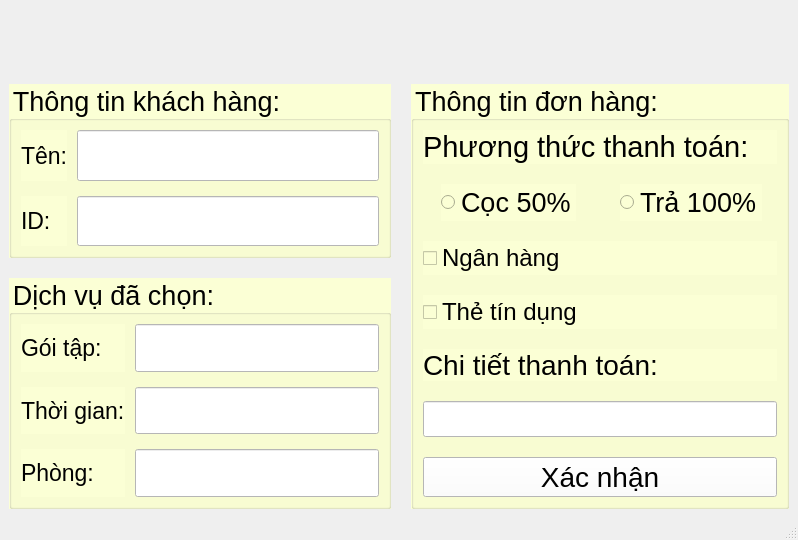
Qt form ui/payment/payment.ui (nguyenbphan12001-rimzy/Do-an-cuoi-ki-Nhom8_KTLT) before a commit.
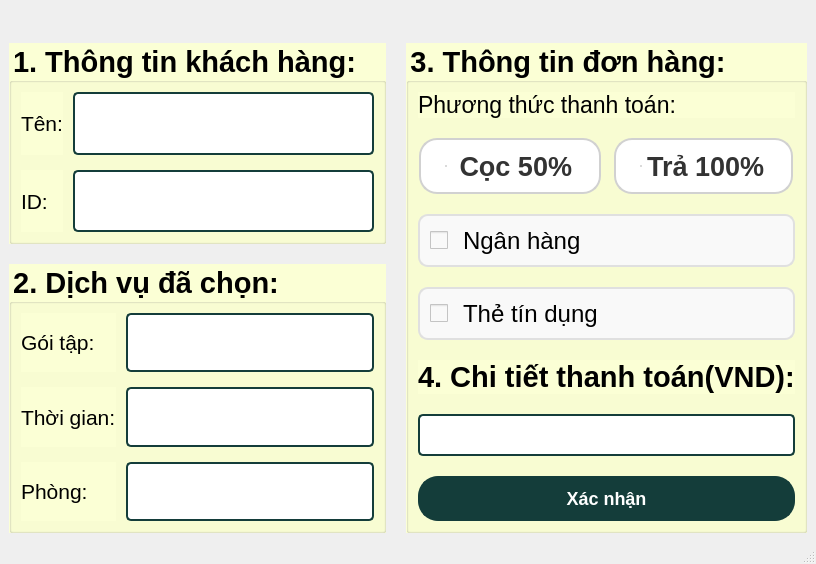
The same form after that commit. Icons and pictures are not drawn.

```diff
--- a/ui/payment/payment.ui
+++ b/ui/payment/payment.ui
@@ -36,14 +36,16 @@
        <widget class="QGroupBox" name="groupBox">
         <property name="font">
          <font>
-          <pointsize>20</pointsize>
+          <pointsize>22</pointsize>
+          <weight>75</weight>
+          <bold>true</bold>
          </font>
         </property>
         <property name="styleSheet">
          <string notr="true">background-color: rgb(251, 255, 213)</string>
         </property>
         <property name="title">
-         <string>Thông tin khách hàng:</string>
+         <string>1. Thông tin khách hàng:</string>
         </property>
         <layout class="QVBoxLayout" name="verticalLayout_3">
          <item>
@@ -58,7 +60,7 @@
             <widget class="QLabel" name="label_2">
              <property name="font">
               <font>
-               <pointsize>17</pointsize>
+               <pointsize>16</pointsize>
               </font>
              </property>
              <property name="text">
@@ -70,7 +72,7 @@
             <widget class="QLabel" name="label_3">
              <property name="font">
               <font>
-               <pointsize>17</pointsize>
+               <pointsize>16</pointsize>
               </font>
              </property>
              <property name="text">
@@ -88,11 +90,14 @@
              </property>
              <property name="font">
               <font>
-               <pointsize>20</pointsize>
+               <pointsize>18</pointsize>
               </font>
              </property>
              <property name="styleSheet">
-              <string notr="true">background-color: rgb(255, 255, 255);</string>
+              <string notr="true">border: 2px solid #143d3a; /* Màu xanh đậm của header */
+border-radius: 5px;
+padding: 5px;
+background-color: white;</string>
              </property>
             </widget>
            </item>
@@ -106,11 +111,14 @@
              </property>
              <property name="font">
               <font>
-               <pointsize>20</pointsize>
+               <pointsize>18</pointsize>
               </font>
              </property>
              <property name="styleSheet">
-              <string notr="true">background-color: rgb(255, 255, 255);</string>
+              <string notr="true">border: 2px solid #143d3a; /* Màu xanh đậm của header */
+border-radius: 5px;
+padding: 5px;
+background-color: white;</string>
              </property>
             </widget>
            </item>
@@ -123,14 +131,16 @@
        <widget class="QGroupBox" name="groupBox_2">
         <property name="font">
          <font>
-          <pointsize>20</pointsize>
+          <pointsize>22</pointsize>
+          <weight>75</weight>
+          <bold>true</bold>
          </font>
         </property>
         <property name="styleSheet">
          <string notr="true">background-color: rgb(251, 255, 213)</string>
         </property>
         <property name="title">
-         <string>Dịch vụ đã chọn:</string>
+         <string>2. Dịch vụ đã chọn:</string>
         </property>
         <layout class="QVBoxLayout" name="verticalLayout_2">
          <item>
@@ -145,7 +155,7 @@
             <widget class="QLabel" name="label_6">
              <property name="font">
               <font>
-               <pointsize>17</pointsize>
+               <pointsize>16</pointsize>
               </font>
              </property>
              <property name="text">
@@ -163,11 +173,14 @@
              </property>
              <property name="font">
               <font>
-               <pointsize>20</pointsize>
+               <pointsize>18</pointsize>
               </font>
              </property>
              <property name="styleSheet">
-              <string notr="true">background-color: rgb(255, 255, 255);</string>
+              <string notr="true">border: 2px solid #143d3a; /* Màu xanh đậm của header */
+border-radius: 5px;
+padding: 5px;
+background-color: white;</string>
              </property>
             </widget>
            </item>
@@ -181,11 +194,14 @@
              </property>
              <property name="font">
               <font>
-               <pointsize>20</pointsize>
+               <pointsize>18</pointsize>
               </font>
              </property>
              <property name="styleSheet">
-              <string notr="true">background-color: rgb(255, 255, 255);</string>
+              <string notr="true">border: 2px solid #143d3a; /* Màu xanh đậm của header */
+border-radius: 5px;
+padding: 5px;
+background-color: white;</string>
              </property>
             </widget>
            </item>
@@ -199,11 +215,14 @@
              </property>
              <property name="font">
               <font>
-               <pointsize>20</pointsize>
+               <pointsize>16</pointsize>
               </font>
              </property>
              <property name="styleSheet">
-              <string notr="true">background-color: rgb(255, 255, 255);</string>
+              <string notr="true">border: 2px solid #143d3a; /* Màu xanh đậm của header */
+border-radius: 5px;
+padding: 5px;
+background-color: white;</string>
              </property>
             </widget>
            </item>
@@ -211,7 +230,7 @@
             <widget class="QLabel" name="label_4">
              <property name="font">
               <font>
-               <pointsize>17</pointsize>
+               <pointsize>16</pointsize>
               </font>
              </property>
              <property name="text">
@@ -223,7 +242,7 @@
             <widget class="QLabel" name="label_5">
              <property name="font">
               <font>
-               <pointsize>17</pointsize>
+               <pointsize>16</pointsize>
               </font>
              </property>
              <property name="text">
@@ -246,14 +265,16 @@
         </property>
         <property name="font">
          <font>
-          <pointsize>20</pointsize>
+          <pointsize>22</pointsize>
+          <weight>75</weight>
+          <bold>true</bold>
          </font>
         </property>
         <property name="styleSheet">
          <string notr="true">background-color: rgb(251, 255, 213)</string>
         </property>
         <property name="title">
-         <string>Thông tin đơn hàng:</string>
+         <string>3. Thông tin đơn hàng:</string>
         </property>
         <layout class="QVBoxLayout" name="verticalLayout_4">
          <item>
@@ -275,8 +296,39 @@
              <property name="font">
               <font>
                <pointsize>20</pointsize>
+               <weight>75</weight>
+               <bold>true</bold>
               </font>
              </property>
+             <property name="styleSheet">
+              <string notr="true">/* 1. Trạng thái bình thường */
+QRadioButton {
+    padding: 10px 25px;
+    border-radius: 18px;
+    border: 2px solid #d1d1d1;
+    background-color: white;
+    color: #333;
+    font-weight: bold;
+}
+
+/* 2. Khi rê chuột vào (Hover) */
+QRadioButton:hover {
+    background-color: #f0fdfa;
+    border-color: #143d3a;
+}
+
+/* 3. Khi được chọn (Checked) */
+QRadioButton:checked {
+    color: white;
+    background-color: #143d3a;
+    border-color: #143d3a;
+}
+
+/* 4. Ẩn cái chấm tròn mặc định */
+QRadioButton::indicator {
+    width: 0px;
+}</string>
+             </property>
              <property name="text">
               <string>Trả 100%</string>
              </property>
@@ -292,7 +344,7 @@
              </property>
              <property name="font">
               <font>
-               <pointsize>22</pointsize>
+               <pointsize>17</pointsize>
               </font>
              </property>
              <property name="text">
@@ -313,6 +365,34 @@
                <pointsize>18</pointsize>
               </font>
              </property>
+             <property name="styleSheet">
+              <string notr="true">/* Trạng thái bình thường */
+QCheckBox {
+    spacing: 15px;      /* Khoảng cách giữa ô check và chữ */
+    padding: 10px;      /* Tạo khoảng trống bên trong thẻ */
+    background-color: #f9f9f9;
+    border: 2px solid #e0e0e0;
+    border-radius: 10px;
+}
+
+/* Khi di chuột qua (Hover) */
+QCheckBox:hover {
+    border-color: #143d3a;
+    background-color: #f0f7f6;
+}
+
+/* Khi được TÍCH CHỌN (Quan trọng nhất) */
+QCheckBox:checked {
+    border: 2px solid #143d3a;
+    background-color: #e8f2f1;
+}
+
+/* Ẩn cái ô vuông mặc định đi để nhìn cho sạch (Tùy chọn) */
+QCheckBox::indicator {
+    width: 18px;
+    height: 18px;
+}</string>
+             </property>
              <property name="text">
               <string>Ngân hàng</string>
              </property>
@@ -322,8 +402,8 @@
              </property>
              <property name="iconSize">
               <size>
-               <width>25</width>
-               <height>25</height>
+               <width>60</width>
+               <height>60</height>
               </size>
              </property>
             </widget>
@@ -336,13 +416,50 @@
                <verstretch>0</verstretch>
               </sizepolicy>
              </property>
+             <property name="minimumSize">
+              <size>
+               <width>0</width>
+               <height>0</height>
+              </size>
+             </property>
              <property name="font">
               <font>
                <pointsize>20</pointsize>
+               <weight>75</weight>
+               <bold>true</bold>
               </font>
              </property>
+             <property name="styleSheet">
+              <string notr="true">/* 1. Trạng thái bình thường */
+QRadioButton {
+    padding: 10px 25px;
+    border-radius: 18px;
+    border: 2px solid #d1d1d1;
+    background-color: white;
+    color: #333;
+    font-weight: bold;
+}
+
+/* 2. Khi rê chuột vào (Hover) */
+QRadioButton:hover {
+    background-color: #f0fdfa;
+    border-color: #143d3a;
+}
+
+/* 3. Khi được chọn (Checked) */
+QRadioButton:checked {
+    color: white;
+    background-color: #143d3a;
+    border-color: #143d3a;
+}
+
+/* 4. Ẩn cái chấm tròn mặc định */
+QRadioButton::indicator {
+    width: 0px;
+}</string>
+             </property>
              <property name="text">
-              <string>Cọc 50%</string>
+              <string> Cọc 50%</string>
              </property>
             </widget>
            </item>
@@ -359,6 +476,34 @@
                <pointsize>18</pointsize>
               </font>
              </property>
+             <property name="styleSheet">
+              <string notr="true">/* Trạng thái bình thường */
+QCheckBox {
+    spacing: 15px;      /* Khoảng cách giữa ô check và chữ */
+    padding: 10px;      /* Tạo khoảng trống bên trong thẻ */
+    background-color: #f9f9f9;
+    border: 2px solid #e0e0e0;
+    border-radius: 10px;
+}
+
+/* Khi di chuột qua (Hover) */
+QCheckBox:hover {
+    border-color: #143d3a;
+    background-color: #f0f7f6;
+}
+
+/* Khi được TÍCH CHỌN (Quan trọng nhất) */
+QCheckBox:checked {
+    border: 2px solid #143d3a;
+    background-color: #e8f2f1;
+}
+
+/* Ẩn cái ô vuông mặc định đi để nhìn cho sạch (Tùy chọn) */
+QCheckBox::indicator {
+    width: 18px;
+    height: 18px;
+}</string>
+             </property>
              <property name="text">
               <string>Thẻ tín dụng</string>
              </property>
@@ -368,8 +513,8 @@
              </property>
              <property name="iconSize">
               <size>
-               <width>25</width>
-               <height>25</height>
+               <width>60</width>
+               <height>60</height>
               </size>
              </property>
              <property name="tristate">
@@ -387,29 +532,13 @@
              </property>
              <property name="font">
               <font>
-               <pointsize>21</pointsize>
+               <pointsize>22</pointsize>
+               <weight>75</weight>
+               <bold>true</bold>
               </font>
              </property>
              <property name="text">
-              <string>Chi tiết thanh toán:</string>
-             </property>
-            </widget>
-           </item>
-           <item row="5" column="0" colspan="2">
-            <widget class="QLineEdit" name="lineEdit_3">
-             <property name="sizePolicy">
-              <sizepolicy hsizetype="Expanding" vsizetype="Expanding">
-               <horstretch>0</horstretch>
-               <verstretch>0</verstretch>
-              </sizepolicy>
-             </property>
-             <property name="font">
-              <font>
-               <pointsize>18</pointsize>
-              </font>
-             </property>
-             <property name="styleSheet">
-              <string notr="true">background-color: rgb(255, 255, 255);</string>
+              <string>4. Chi tiết thanh toán(VND):</string>
              </property>
             </widget>
            </item>
@@ -423,17 +552,65 @@
              </property>
              <property name="font">
               <font>
-               <pointsize>21</pointsize>
+               <pointsize>-1</pointsize>
+               <weight>75</weight>
+               <bold>true</bold>
               </font>
              </property>
              <property name="styleSheet">
-              <string notr="true">background-color: rgb(255, 255, 255);</string>
+              <string notr="true">QPushButton {
+    background-color: #143d3a;    
+    color: white;                 
+    /* CÀI ĐẶT BO TRÒN Ở ĐÂY */
+    border-radius: 20px;          /* Số này càng lớn thì càng tròn */
+    border: 2px solid #143d3a;    /* Thêm viền để định hình rõ hơn */
+    
+    font-weight: bold;
+    font-size: 18px;              /* Chỉnh cho chữ to lên như bạn muốn */
+    padding: 10px;                /* Tạo khoảng trống cho chữ thở */
+}
+
+/* Hiệu ứng khi rê chuột */
+QPushButton:hover {
+    background-color: #1a524e;
+    border-color: #1a524e;
+}
+
+/* Hiệu ứng khi nhấn (lún xuống) */
+QPushButton:pressed {
+    background-color: #0d2927;
+    padding-top: 12px; 
+}</string>
              </property>
              <property name="text">
               <string>Xác nhận</string>
              </property>
             </widget>
            </item>
+           <item row="5" column="0" colspan="2">
+            <widget class="QLineEdit" name="lineEditTotalMoney">
+             <property name="sizePolicy">
+              <sizepolicy hsizetype="Expanding" vsizetype="Expanding">
+               <horstretch>0</horstretch>
+               <verstretch>0</verstretch>
+              </sizepolicy>
+             </property>
+             <property name="font">
+              <font>
+               <pointsize>17</pointsize>
+              </font>
+             </property>
+             <property name="styleSheet">
+              <string notr="true">border: 2px solid #143d3a; /* Màu xanh đậm của header */
+border-radius: 5px;
+padding: 5px;
+background-color: white;</string>
+             </property>
+             <property name="alignment">
+              <set>Qt::AlignLeading|Qt::AlignLeft|Qt::AlignVCenter</set>
+             </property>
+            </widget>
+           </item>
           </layout>
          </item>
         </layout>
```
Left out of the diff: 29 changed lines with no effect on the pictures.
